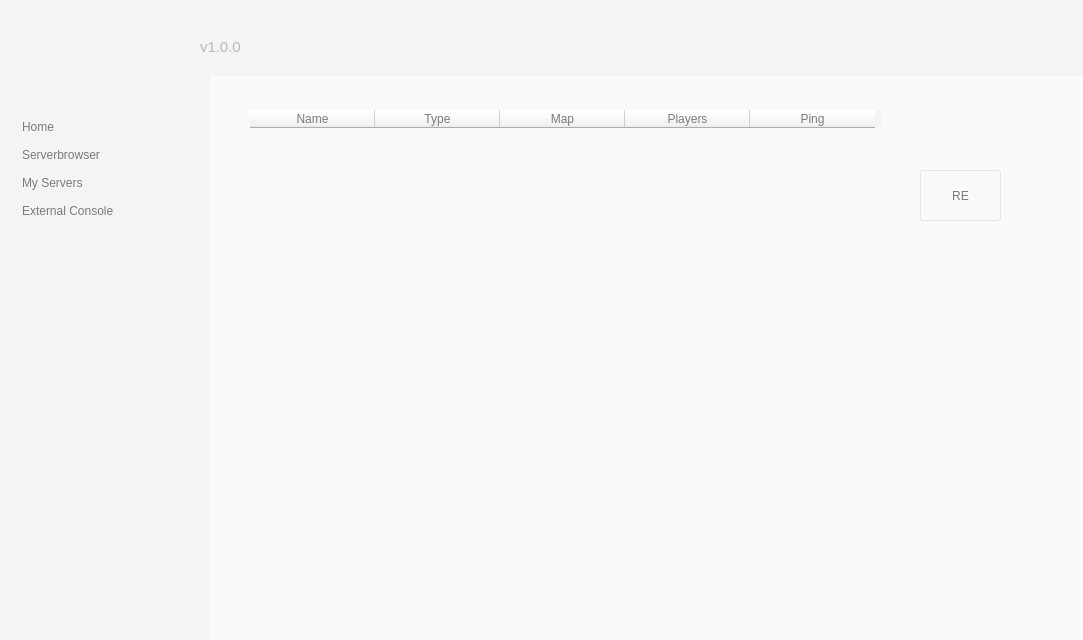
Qt form main_window.ui (Malekblubb/twsm) before a commit.
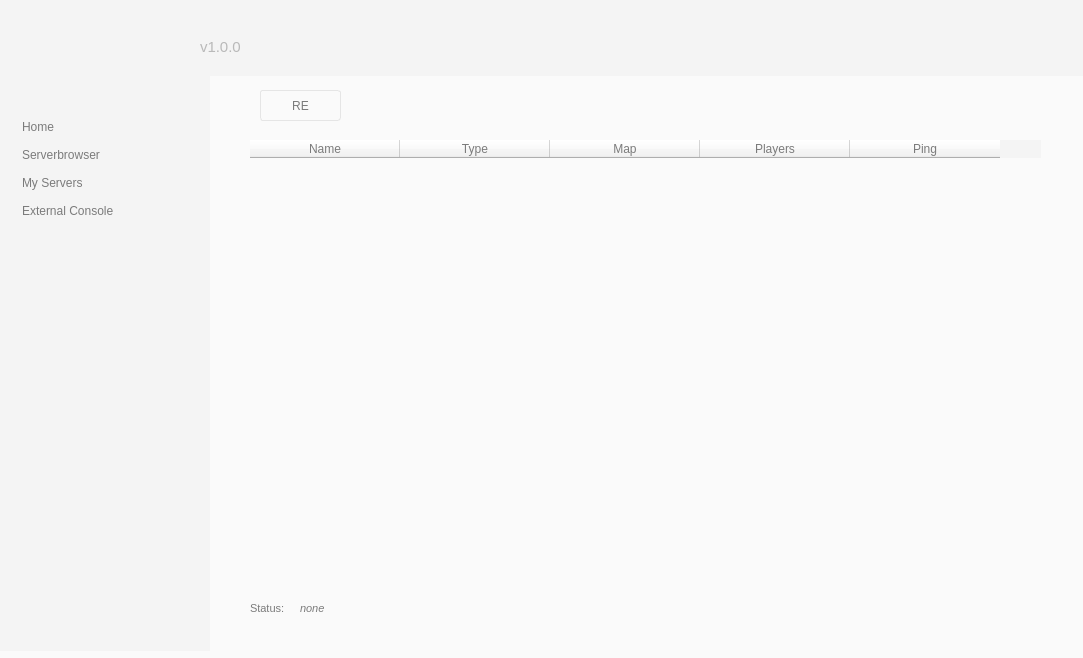
The same form after that commit. Icons and pictures are not drawn.

Commit message: serverbrowser: added status ui string

The edit to the form file:
```diff
--- a/main_window.ui
+++ b/main_window.ui
@@ -7,7 +7,7 @@
     <x>0</x>
     <y>0</y>
     <width>1083</width>
-    <height>640</height>
+    <height>658</height>
    </rect>
   </property>
   <property name="palette">
@@ -1034,9 +1034,9 @@
       <property name="geometry">
        <rect>
         <x>40</x>
-        <y>30</y>
-        <width>631</width>
-        <height>501</height>
+        <y>60</y>
+        <width>791</width>
+        <height>451</height>
        </rect>
       </property>
       <property name="styleSheet">
@@ -1079,7 +1079,7 @@
        <bool>true</bool>
       </property>
       <attribute name="horizontalHeaderDefaultSectionSize">
-       <number>125</number>
+       <number>150</number>
       </attribute>
       <attribute name="verticalHeaderVisible">
        <bool>false</bool>
@@ -1118,10 +1118,10 @@
      <widget class="QPushButton" name="m_pb_srvb_refresh">
       <property name="geometry">
        <rect>
-        <x>710</x>
-        <y>90</y>
+        <x>50</x>
+        <y>10</y>
         <width>81</width>
-        <height>51</height>
+        <height>31</height>
        </rect>
       </property>
       <property name="palette">
@@ -1575,6 +1575,49 @@
        <bool>true</bool>
       </property>
      </widget>
+     <widget class="QLabel" name="label_3">
+      <property name="geometry">
+       <rect>
+        <x>40</x>
+        <y>520</y>
+        <width>47</width>
+        <height>17</height>
+       </rect>
+      </property>
+      <property name="font">
+       <font>
+        <pointsize>8</pointsize>
+       </font>
+      </property>
+      <property name="styleSheet">
+       <string notr="true">color:#7b7b7b;</string>
+      </property>
+      <property name="text">
+       <string>Status:</string>
+      </property>
+     </widget>
+     <widget class="QLabel" name="m_lb_srvb_status">
+      <property name="geometry">
+       <rect>
+        <x>90</x>
+        <y>520</y>
+        <width>411</width>
+        <height>17</height>
+       </rect>
+      </property>
+      <property name="font">
+       <font>
+        <pointsize>8</pointsize>
+        <italic>true</italic>
+       </font>
+      </property>
+      <property name="styleSheet">
+       <string notr="true">color:#7b7b7b;</string>
+      </property>
+      <property name="text">
+       <string>none</string>
+      </property>
+     </widget>
     </widget>
     <widget class="QWidget" name="page_4"/>
     <widget class="QWidget" name="page_5"/>
```
The commit also changes 1 other file.
